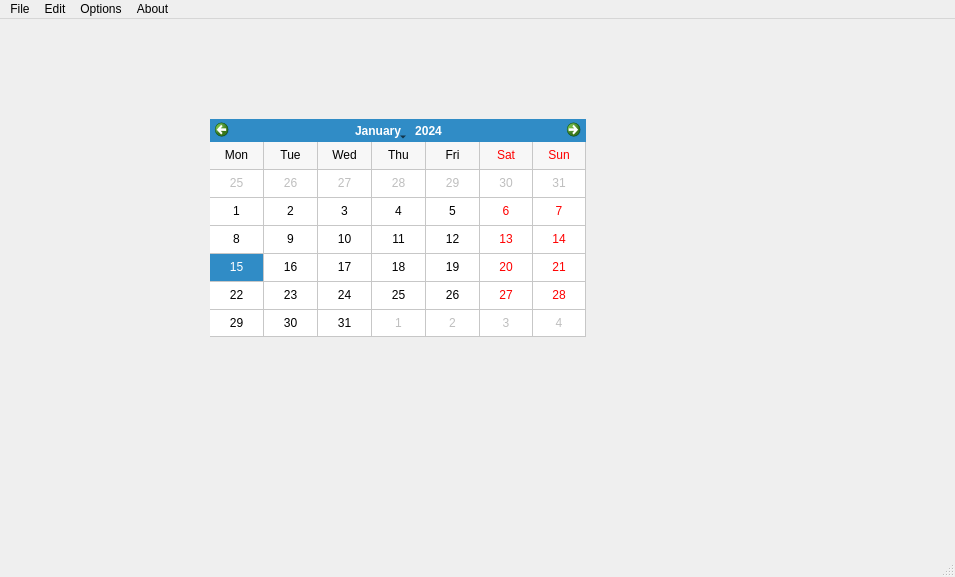
Qt form LogNotebook.ui (Beanalones/Log_Notebook) before a commit.
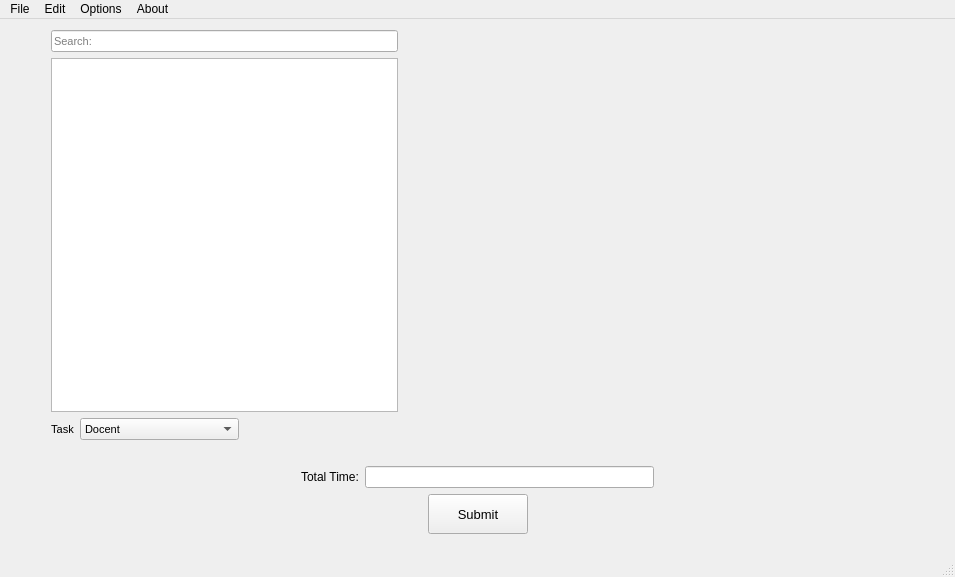
The same form after that commit. Custom widgets are drawn as their Qt base class.

The edit to the form file:
```diff
--- a/LogNotebook.ui
+++ b/LogNotebook.ui
@@ -14,28 +14,319 @@
    <string>Log Notebook</string>
   </property>
   <widget class="QWidget" name="centralWidget">
-   <widget class="QCalendarWidget" name="calendarWidget">
-    <property name="geometry">
-     <rect>
-      <x>210</x>
-      <y>100</y>
-      <width>376</width>
-      <height>218</height>
-     </rect>
-    </property>
-    <property name="gridVisible">
-     <bool>true</bool>
-    </property>
-    <property name="verticalHeaderFormat">
-     <enum>QCalendarWidget::NoVerticalHeader</enum>
-    </property>
-    <property name="navigationBarVisible">
-     <bool>true</bool>
-    </property>
-    <property name="dateEditEnabled">
-     <bool>true</bool>
-    </property>
-   </widget>
+   <layout class="QVBoxLayout" name="verticalLayout_2">
+    <item>
+     <layout class="QHBoxLayout" name="horizontalLayout_3">
+      <item>
+       <spacer name="horizontalSpacer_6">
+        <property name="orientation">
+         <enum>Qt::Horizontal</enum>
+        </property>
+        <property name="sizeType">
+         <enum>QSizePolicy::Minimum</enum>
+        </property>
+        <property name="sizeHint" stdset="0">
+         <size>
+          <width>40</width>
+          <height>20</height>
+         </size>
+        </property>
+       </spacer>
+      </item>
+      <item>
+       <layout class="QVBoxLayout" name="verticalLayout">
+        <item>
+         <widget class="QLineEdit" name="search">
+          <property name="font">
+           <font>
+            <pointsize>8</pointsize>
+           </font>
+          </property>
+          <property name="placeholderText">
+           <string>Search:</string>
+          </property>
+         </widget>
+        </item>
+        <item>
+         <widget class="QListWidget" name="nameList">
+          <property name="font">
+           <font>
+            <pointsize>8</pointsize>
+           </font>
+          </property>
+          <property name="editTriggers">
+           <set>QAbstractItemView::DoubleClicked|QAbstractItemView::EditKeyPressed</set>
+          </property>
+          <property name="tabKeyNavigation">
+           <bool>false</bool>
+          </property>
+          <property name="alternatingRowColors">
+           <bool>true</bool>
+          </property>
+         </widget>
+        </item>
+        <item>
+         <layout class="QHBoxLayout" name="horizontalLayout">
+          <item>
+           <widget class="QLabel" name="label_4">
+            <property name="font">
+             <font>
+              <pointsize>8</pointsize>
+             </font>
+            </property>
+            <property name="text">
+             <string>Task</string>
+            </property>
+            <property name="alignment">
+             <set>Qt::AlignCenter</set>
+            </property>
+           </widget>
+          </item>
+          <item>
+           <widget class="QComboBox" name="taskCombo">
+            <property name="sizePolicy">
+             <sizepolicy hsizetype="Expanding" vsizetype="Fixed">
+              <horstretch>0</horstretch>
+              <verstretch>0</verstretch>
+             </sizepolicy>
+            </property>
+            <property name="font">
+             <font>
+              <pointsize>8</pointsize>
+             </font>
+            </property>
+            <property name="whatsThis">
+             <string/>
+            </property>
+            <property name="currentText">
+             <string comment="asf" extracomment="fw">Docent</string>
+            </property>
+            <property name="maxVisibleItems">
+             <number>11</number>
+            </property>
+            <item>
+             <property name="text">
+              <string>Docent</string>
+             </property>
+            </item>
+            <item>
+             <property name="text">
+              <string>Simulator Operation</string>
+             </property>
+            </item>
+            <item>
+             <property name="text">
+              <string>Management</string>
+             </property>
+            </item>
+            <item>
+             <property name="text">
+              <string>Collections Management</string>
+             </property>
+            </item>
+            <item>
+             <property name="text">
+              <string>Maintenance</string>
+             </property>
+            </item>
+            <item>
+             <property name="text">
+              <string>Events</string>
+             </property>
+            </item>
+            <item>
+             <property name="text">
+              <string>Exhibits</string>
+             </property>
+            </item>
+            <item>
+             <property name="text">
+              <string>Simulator Maintenance</string>
+             </property>
+            </item>
+            <item>
+             <property name="text">
+              <string>Ham Radio</string>
+             </property>
+            </item>
+            <item>
+             <property name="text">
+              <string>BOD</string>
+             </property>
+            </item>
+            <item>
+             <property name="text">
+              <string>Other</string>
+             </property>
+            </item>
+           </widget>
+          </item>
+          <item>
+           <spacer name="horizontalSpacer_7">
+            <property name="orientation">
+             <enum>Qt::Horizontal</enum>
+            </property>
+            <property name="sizeHint" stdset="0">
+             <size>
+              <width>40</width>
+              <height>20</height>
+             </size>
+            </property>
+           </spacer>
+          </item>
+         </layout>
+        </item>
+        <item>
+         <spacer name="verticalSpacer_2">
+          <property name="orientation">
+           <enum>Qt::Vertical</enum>
+          </property>
+          <property name="sizeType">
+           <enum>QSizePolicy::Fixed</enum>
+          </property>
+          <property name="sizeHint" stdset="0">
+           <size>
+            <width>20</width>
+            <height>20</height>
+           </size>
+          </property>
+         </spacer>
+        </item>
+       </layout>
+      </item>
+      <item>
+       <widget class="CalendarWidget" name="calendar" native="true">
+        <property name="minimumSize">
+         <size>
+          <width>500</width>
+          <height>0</height>
+         </size>
+        </property>
+       </widget>
+      </item>
+      <item>
+       <spacer name="horizontalSpacer_5">
+        <property name="orientation">
+         <enum>Qt::Horizontal</enum>
+        </property>
+        <property name="sizeType">
+         <enum>QSizePolicy::Minimum</enum>
+        </property>
+        <property name="sizeHint" stdset="0">
+         <size>
+          <width>40</width>
+          <height>20</height>
+         </size>
+        </property>
+       </spacer>
+      </item>
+     </layout>
+    </item>
+    <item>
+     <layout class="QHBoxLayout" name="horizontalLayout_2">
+      <item>
+       <spacer name="horizontalSpacer_3">
+        <property name="orientation">
+         <enum>Qt::Horizontal</enum>
+        </property>
+        <property name="sizeHint" stdset="0">
+         <size>
+          <width>40</width>
+          <height>20</height>
+         </size>
+        </property>
+       </spacer>
+      </item>
+      <item>
+       <widget class="QLabel" name="label">
+        <property name="text">
+         <string>Total Time:</string>
+        </property>
+       </widget>
+      </item>
+      <item>
+       <widget class="QLineEdit" name="totalTime"/>
+      </item>
+      <item>
+       <spacer name="horizontalSpacer_4">
+        <property name="orientation">
+         <enum>Qt::Horizontal</enum>
+        </property>
+        <property name="sizeHint" stdset="0">
+         <size>
+          <width>40</width>
+          <height>20</height>
+         </size>
+        </property>
+       </spacer>
+      </item>
+     </layout>
+    </item>
+    <item>
+     <layout class="QHBoxLayout" name="horizontalLayout_4">
+      <item>
+       <spacer name="horizontalSpacer">
+        <property name="orientation">
+         <enum>Qt::Horizontal</enum>
+        </property>
+        <property name="sizeHint" stdset="0">
+         <size>
+          <width>40</width>
+          <height>20</height>
+         </size>
+        </property>
+       </spacer>
+      </item>
+      <item>
+       <widget class="QPushButton" name="Submit">
+        <property name="minimumSize">
+         <size>
+          <width>100</width>
+          <height>40</height>
+         </size>
+        </property>
+        <property name="font">
+         <font>
+          <pointsize>10</pointsize>
+         </font>
+        </property>
+        <property name="text">
+         <string>Submit</string>
+        </property>
+       </widget>
+      </item>
+      <item>
+       <spacer name="horizontalSpacer_2">
+        <property name="orientation">
+         <enum>Qt::Horizontal</enum>
+        </property>
+        <property name="sizeHint" stdset="0">
+         <size>
+          <width>40</width>
+          <height>20</height>
+         </size>
+        </property>
+       </spacer>
+      </item>
+     </layout>
+    </item>
+    <item>
+     <spacer name="verticalSpacer_3">
+      <property name="orientation">
+       <enum>Qt::Vertical</enum>
+      </property>
+      <property name="sizeType">
+       <enum>QSizePolicy::Fixed</enum>
+      </property>
+      <property name="sizeHint" stdset="0">
+       <size>
+        <width>20</width>
+        <height>10</height>
+       </size>
+      </property>
+     </spacer>
+    </item>
+   </layout>
   </widget>
   <widget class="QMenuBar" name="menuBar">
    <property name="geometry">
@@ -172,6 +463,14 @@
   </action>
  </widget>
  <layoutdefault spacing="6" margin="11"/>
+ <customwidgets>
+  <customwidget>
+   <class>CalendarWidget</class>
+   <extends>QWidget</extends>
+   <header>CalendarWidget.h</header>
+   <container>1</container>
+  </customwidget>
+ </customwidgets>
  <resources>
   <include location="LogNotebook.qrc"/>
  </resources>
```
